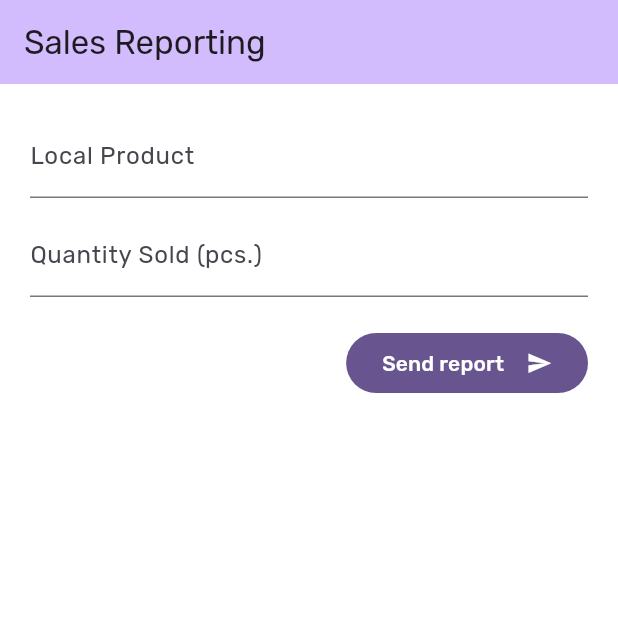
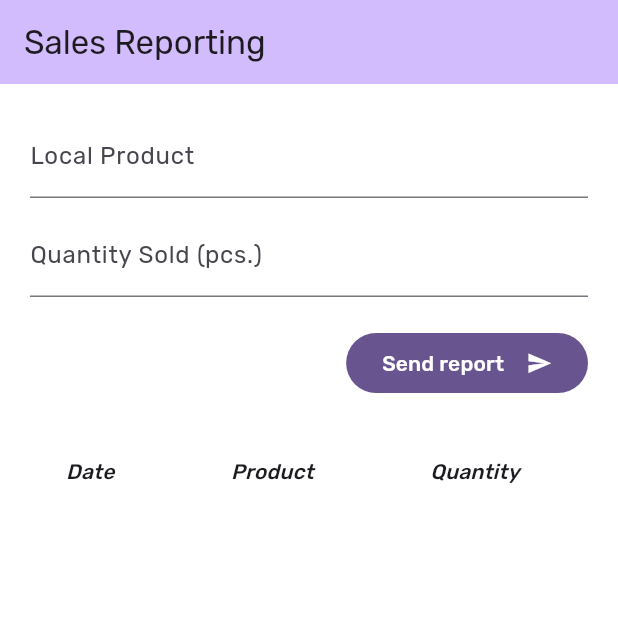
Before and after one commit to vallejohn/clinica_de_alternativo, a Flutter app: the screen it shows after launch, after a tap on "Send report", on a phone screen of 412 x 824 dp, the top half of it. Run offline on Flutter 3.47's test engine with Material 3 defaults, Android fonts, the phone set to English and light mode, and no system bars; our stand-ins replace auto_route, cloud_firestore, dartz, firebase_core, flutter_bloc, freezed_annotation and 2 more; accounts and stored records are empty.

Commit message:
Added table for transaction reports

```diff
--- a/lib/core/core.dart
+++ b/lib/core/core.dart
@@ -1,6 +1,8 @@
+import 'package:cloud_firestore/cloud_firestore.dart';
 import 'package:dartz/dartz.dart';
 import 'package:logger/logger.dart';
 import 'exceptions/failure.dart';
 
 part 'usecases.dart';
 part 'app_logger.dart';
+part 'firestore_collections/firestore_collection.dart';
--- /dev/null
+++ b/lib/core/firestore_collections/firestore_collection.dart
@@ -0,0 +1,5 @@
+part of '../core.dart';
+
+class FirestoreCollection {
+  static CollectionReference<Map<String, dynamic>> salesReports() => FirebaseFirestore.instance.collection('sales_reports');
+}
--- a/lib/locator.dart
+++ b/lib/locator.dart
@@ -14,4 +14,5 @@ Future<void> setupLocator()async {
   getIt.registerLazySingleton<SalesReportRepository>(() => SalesReportingRepositoryImpl(salesReportDataSource: getIt()));
 
   getIt.registerLazySingleton(() => SendReportUseCase(getIt()));
+  getIt.registerLazySingleton(() => OnFetchReportsUseCase(getIt()));
 }
--- a/lib/src/sales_reporting/data/datasources/datasource.dart
+++ b/lib/src/sales_reporting/data/datasources/datasource.dart
@@ -1,3 +1,4 @@
+import 'package:clinica_de_alternativo/core/core.dart';
 import 'package:clinica_de_alternativo/src/sales_reporting/data/model/sales_report.dart';
 import 'package:cloud_firestore/cloud_firestore.dart';
 
--- a/lib/src/sales_reporting/data/datasources/sales_reporting_datasource.dart
+++ b/lib/src/sales_reporting/data/datasources/sales_reporting_datasource.dart
@@ -3,5 +3,6 @@ part of 'datasource.dart';
 abstract class SalesReportingDatasource{
   SalesReportingDatasource();
 
-  Future<bool> sendSalesReport(SalesReport report);
+  Future<List<SalesReport>> sendSalesReport(SalesReport report);
+  Future<List<SalesReport>> onFetchReports();
 }
--- a/lib/src/sales_reporting/data/datasources/sales_reporting_datasource_impl.dart
+++ b/lib/src/sales_reporting/data/datasources/sales_reporting_datasource_impl.dart
@@ -1,9 +1,18 @@
 part of 'datasource.dart';
 
 class SaleReportingDatasourceImpl extends SalesReportingDatasource{
+
   @override
-  Future<bool> sendSalesReport(SalesReport report)async {
-    await FirebaseFirestore.instance.collection('sales_reports').add(report.toJson());
-    return true;
+  Future<List<SalesReport>> sendSalesReport(SalesReport report)async {
+    await FirestoreCollection.salesReports().add(report.toJson());
+    final result = await FirestoreCollection.salesReports().get();
+
+    return result.docs.map((e) => SalesReport.fromJson(e.data())).toList();
+  }
+
+  @override
+  Future<List<SalesReport>> onFetchReports()async {
+    final result = await FirestoreCollection.salesReports().get();
+    return result.docs.map((e) => SalesReport.fromJson(e.data())).toList();
   }
 }
--- a/lib/src/sales_reporting/data/model/sales_report.dart
+++ b/lib/src/sales_reporting/data/model/sales_report.dart
@@ -9,7 +9,8 @@ class SalesReport with _$SalesReport{
     String? id,
     String? transactionId,
     @Default('') String productName,
-    @Default(0) double quantitySold,
+    @Default('') String transactionDate,
+    @Default(0) int quantitySold,
   }) = _SalesReport;
 
   factory SalesReport.fromJson(Map<String, dynamic> json) => _$SalesReportFromJson(json);
--- a/lib/src/sales_reporting/data/repositories/sales_reporting_repository_impl.dart
+++ b/lib/src/sales_reporting/data/repositories/sales_reporting_repository_impl.dart
@@ -15,7 +15,7 @@ class SalesReportingRepositoryImpl extends SalesReportRepository {
         );
 
   @override
-  Future<Either<Failure, bool>> sendSalesReport(SalesReport report)async {
+  Future<Either<Failure, List<SalesReport>>> sendSalesReport(SalesReport report)async {
     try{
       final dataState = await salesReportingDatasource.sendSalesReport(report);
       return Right(dataState);
@@ -23,4 +23,14 @@ class SalesReportingRepositoryImpl extends SalesReportRepository {
       return Left(Failure.firebase(e));
     }
   }
+
+  @override
+  Future<Either<Failure, List<SalesReport>>> onFetchReports()async {
+    try{
+      final dataState = await salesReportingDatasource.onFetchReports();
+      return Right(dataState);
+    }on FirebaseException catch(e){
+      return Left(Failure.firebase(e));
+    }
+  }
 }
--- a/lib/src/sales_reporting/domain/repositories/sales_report_repository.dart
+++ b/lib/src/sales_reporting/domain/repositories/sales_report_repository.dart
@@ -8,5 +8,6 @@ abstract class SalesReportRepository{
   final SalesReportingDatasource salesReportingDatasource;
   SalesReportRepository({required this.salesReportingDatasource});
 
-  Future<Either<Failure, bool>> sendSalesReport(SalesReport report);
+  Future<Either<Failure, List<SalesReport>>> sendSalesReport(SalesReport report);
+  Future<Either<Failure, List<SalesReport>>> onFetchReports();
 }
--- a/lib/src/sales_reporting/domain/sales_reporting_usecases.dart
+++ b/lib/src/sales_reporting/domain/sales_reporting_usecases.dart
@@ -7,3 +7,4 @@ import '../../../core/exceptions/failure.dart';
 import 'repositories/sales_report_repository.dart';
 
 part 'usecases/send_report_usecase.dart';
+part 'usecases/on_fetch_reports_usecase.dart';
--- /dev/null
+++ b/lib/src/sales_reporting/domain/usecases/on_fetch_reports_usecase.dart
@@ -0,0 +1,11 @@
+part of '../sales_reporting_usecases.dart';
+
+class OnFetchReportsUseCase extends UseCaseWithNoParams<List<SalesReport>>{
+  final SalesReportRepository _salesReportRepository;
+
+  OnFetchReportsUseCase(this._salesReportRepository);
+  @override
+  Future<Either<Failure, List<SalesReport>>> call() {
+    return _salesReportRepository.onFetchReports();
+  }
+}
--- a/lib/src/sales_reporting/domain/usecases/send_report_usecase.dart
+++ b/lib/src/sales_reporting/domain/usecases/send_report_usecase.dart
@@ -1,11 +1,11 @@
 part of '../sales_reporting_usecases.dart';
 
-class SendReportUseCase extends UseCaseWithParams<bool, SalesReport>{
+class SendReportUseCase extends UseCaseWithParams<List<SalesReport>, SalesReport>{
   final SalesReportRepository _salesReportRepository;
 
   SendReportUseCase(this._salesReportRepository);
   @override
-  Future<Either<Failure, bool>> call(SalesReport params) {
+  Future<Either<Failure, List<SalesReport>>> call(SalesReport params) {
     return _salesReportRepository.sendSalesReport(params);
   }
 }
--- a/lib/src/sales_reporting/presentation/blocs/sales_reporting/sales_reporting_bloc.dart
+++ b/lib/src/sales_reporting/presentation/blocs/sales_reporting/sales_reporting_bloc.dart
@@ -12,9 +12,11 @@ part 'sales_reporting_bloc.freezed.dart';
 
 class SalesReportingBloc extends Bloc<SalesReportingEvent, SalesReportingState> {
   final _sendReportUseCase = GetIt.instance<SendReportUseCase>();
+  final _onFetchReportUseCase = GetIt.instance<OnFetchReportsUseCase>();
 
   SalesReportingBloc() : super(SalesReportingState()) {
 
+    on<_OnFetchReport>(_onFetchReport);
     on<_OnSendReport>(_sendReport);
   }
 
@@ -25,8 +27,20 @@ class SalesReportingBloc extends Bloc<SalesReportingEvent, SalesReportingState>
 
     dataOrError.fold((l){
       emit(state.copyWith(status: SalesReportingStatus.failed, message: l.when(firebase: (error) => error.message!,)));
-    }, (_){
-      emit(state.copyWith(status: SalesReportingStatus.success, message: 'Sales report posted successfully'));
+    }, (salesReports){
+      emit(state.copyWith(status: SalesReportingStatus.success, message: 'Sales report posted successfully', salesReports: salesReports));
+    });
+  }
+
+  FutureOr<void> _onFetchReport(_OnFetchReport event, Emitter<SalesReportingState> emit)async {
+    emit(state.copyWith(status: SalesReportingStatus.loadingReportsList));
+
+    final dataOrError = await _onFetchReportUseCase();
+
+    dataOrError.fold((l){
+      emit(state.copyWith(status: SalesReportingStatus.failed, message: l.when(firebase: (error) => error.message!,)));
+    }, (salesReports){
+      emit(state.copyWith(status: SalesReportingStatus.success, message: 'Sales report fetched successfully', salesReports: salesReports));
     });
   }
 }
--- a/lib/src/sales_reporting/presentation/blocs/sales_reporting/sales_reporting_event.dart
+++ b/lib/src/sales_reporting/presentation/blocs/sales_reporting/sales_reporting_event.dart
@@ -2,5 +2,6 @@ part of 'sales_reporting_bloc.dart';
 
 @freezed
 class SalesReportingEvent with _$SalesReportingEvent {
+  const factory SalesReportingEvent.onFetchReport() = _OnFetchReport;
   const factory SalesReportingEvent.onSendReport(SalesReport salesReport) = _OnSendReport;
 }
--- a/lib/src/sales_reporting/presentation/blocs/sales_reporting/sales_reporting_state.dart
+++ b/lib/src/sales_reporting/presentation/blocs/sales_reporting/sales_reporting_state.dart
@@ -1,11 +1,12 @@
 part of 'sales_reporting_bloc.dart';
 
-enum SalesReportingStatus{initial, loading, success, failed}
+enum SalesReportingStatus{initial, loading, loadingReportsList, success, failed}
 
 @freezed
 class SalesReportingState with _$SalesReportingState {
   factory SalesReportingState({
     @Default(SalesReportingStatus.initial) SalesReportingStatus status,
     @Default('') String message,
+    @Default([]) List<SalesReport> salesReports,
   }) = _SalesReportingState;
 }
--- a/lib/src/sales_reporting/presentation/pages.dart
+++ b/lib/src/sales_reporting/presentation/pages.dart
@@ -3,5 +3,6 @@ import 'package:clinica_de_alternativo/src/sales_reporting/data/model/sales_repo
 import 'package:clinica_de_alternativo/src/sales_reporting/presentation/blocs/sales_reporting/sales_reporting_bloc.dart';
 import 'package:flutter/material.dart';
 import 'package:flutter_bloc/flutter_bloc.dart';
+import 'package:intl/intl.dart';
 
 part 'sale_reporting_page.dart';
--- a/lib/src/sales_reporting/presentation/sale_reporting_page.dart
+++ b/lib/src/sales_reporting/presentation/sale_reporting_page.dart
@@ -24,9 +24,11 @@ class _SaleReportingPageState extends State<SaleReportingPage> {
         padding: const EdgeInsets.all(20),
         physics: const BouncingScrollPhysics(),
         child: BlocProvider<SalesReportingBloc>(
-          create: (_) => SalesReportingBloc(),
+          create: (_) => SalesReportingBloc()..add(const SalesReportingEvent.onFetchReport()),
           child: BlocBuilder<SalesReportingBloc, SalesReportingState>(
             builder: (srContext, srState) {
+              bool loading = srState.status == SalesReportingStatus.loading;
+              bool loadingList = srState.status == SalesReportingStatus.loadingReportsList;
               return Column(
                 crossAxisAlignment: CrossAxisAlignment.end,
                 children: [
@@ -50,23 +52,70 @@ class _SaleReportingPageState extends State<SaleReportingPage> {
                     height: 20,
                   ),
                   FilledButton(
-                    onPressed: () {
+                    onPressed: loading? null : () {
                       final salesReport = SalesReport(
                         transactionId: 'TXN0034',
                         productName: _productNameController.text,
-                        quantitySold: double.parse(_quantityController.text),
+                        quantitySold: int.parse(_quantityController.text),
+                        transactionDate: DateTime.now().toString(),
                       );
                       srContext.read<SalesReportingBloc>().add(SalesReportingEvent.onSendReport(salesReport));
                     },
-                    child: const Row(
+                    child: Row(
                       mainAxisSize: MainAxisSize.min,
                       children: [
-                        Text('Send report'),
-                        SizedBox(width: 15),
-                        Icon(Icons.send, size: 17),
+                        Text(loading? 'Sending report...' : 'Send report'),
+                        const SizedBox(width: 15),
+                        if(!loading) const Icon(Icons.send, size: 17),
+                        if(loading) SizedBox(width: 20, height: 20, child: CircularProgressIndicator(strokeWidth: 2, color: Theme.of(context).disabledColor,)),
                       ],
                     ),
                   ),
+                  const SizedBox(
+                    height: 20,
+                  ),
+                  if(loadingList) const LinearProgressIndicator(),
+                  if(!loadingList) SizedBox(
+                    width: MediaQuery.of(context).size.width,
+                    child: DataTable(
+                      columns: const <DataColumn>[
+                        DataColumn(
+                          label: Expanded(
+                            child: Text(
+                              'Date',
+                              style: TextStyle(fontStyle: FontStyle.italic),
+                            ),
+                          ),
+                        ),
+                        DataColumn(
+                          label: Expanded(
+                            child: Text(
+                              'Product',
+                              style: TextStyle(fontStyle: FontStyle.italic),
+                            ),
+                          ),
+                        ),
+                        DataColumn(
+                          label: Expanded(
+                            child: Text(
+                              'Quantity',
+                              style: TextStyle(fontStyle: FontStyle.italic),
+                            ),
+                          ),
+                        ),
+                      ],
+                      rows: <DataRow>[
+                        for(int i = 0; i < srState.salesReports.length; i++)
+                          DataRow(
+                            cells: <DataCell>[
+                              DataCell(Text(DateFormat.yMd().format(DateTime.parse(srState.salesReports[i].transactionDate))),),
+                              DataCell(Text(srState.salesReports[i].productName)),
+                              DataCell(Text(srState.salesReports[i].quantitySold.toString())),
+                            ],
+                          ),
+                      ],
+                    ),
+                  )
                 ],
               );
             }
--- a/pubspec.yaml
+++ b/pubspec.yaml
@@ -47,6 +47,7 @@ dependencies:
   auto_route: ^7.8.4
   get_it: ^7.6.6
   logger: ^2.0.2+1
+  intl: ^0.19.0
 
 
   # The following adds the Cupertino Icons font to your application.
```
Also changed, not shown: lib/src/sales_reporting/data/model/sales_report.freezed.dart, lib/src/sales_reporting/data/model/sales_report.g.dart, lib/src/sales_reporting/presentation/blocs/sales_reporting/sales_reporting_bloc.freezed.dart, pubspec.lock.
